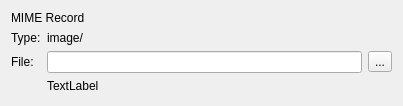
Before: the Qt Designer form examples/nfc/ndefeditor/mimeimagerecordeditor.ui in qt/qtconnectivity, drawn with Qt 5.
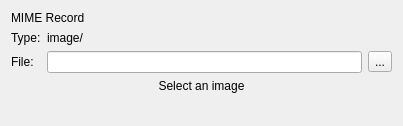
After: the same form once the commit is applied.

Diff of the .ui file:
```diff
--- a/examples/nfc/ndefeditor/mimeimagerecordeditor.ui
+++ b/examples/nfc/ndefeditor/mimeimagerecordeditor.ui
@@ -7,7 +7,7 @@
     <x>0</x>
     <y>0</y>
     <width>403</width>
-    <height>106</height>
+    <height>126</height>
    </rect>
   </property>
   <property name="windowTitle">
@@ -69,10 +69,13 @@
      </item>
     </layout>
    </item>
-   <item row="3" column="1">
+   <item row="3" column="0" colspan="2">
     <widget class="QLabel" name="mimeImageImage">
      <property name="text">
-      <string>TextLabel</string>
+      <string>Select an image</string>
+     </property>
+     <property name="alignment">
+      <set>Qt::AlignCenter</set>
      </property>
     </widget>
    </item>
```
